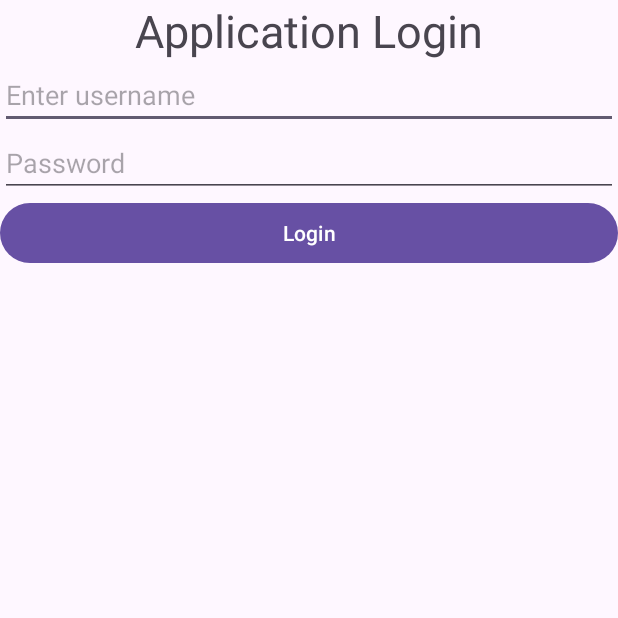
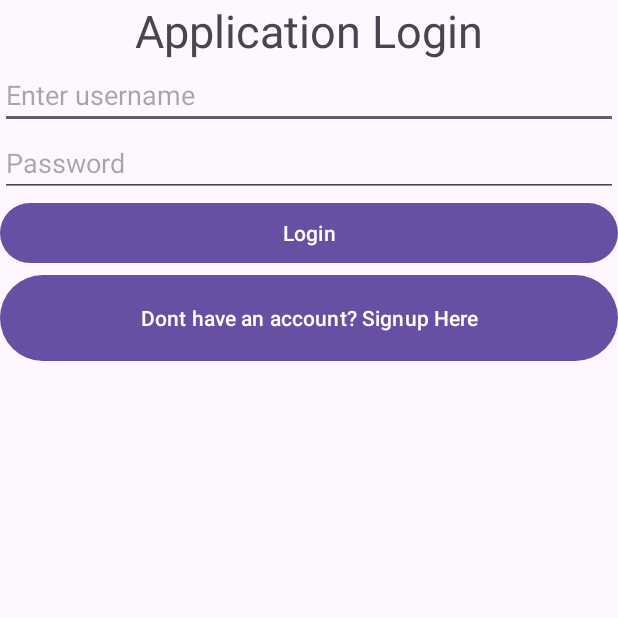
Before and after one commit to sunilbist-nast/BE7thG1App, an Android app: the screen it shows after launch (LoginActivity), on a phone screen of 412 x 824 dp, the top half of it. Run offline under Robolectric (Android 15) with nearby library versions, the phone set to English and light mode, and no system bars.

```diff
--- a/app/src/main/java/np/edu/nast/be7thg1app/LoginActivity.java
+++ b/app/src/main/java/np/edu/nast/be7thg1app/LoginActivity.java
@@ -15,7 +15,7 @@ import androidx.core.view.WindowInsetsCompat;
 
 public class LoginActivity extends AppCompatActivity {
     private EditText etUsername, etPassword;
-    private Button btnLogin;
+    private Button btnLogin, btnSignup;
 
     @Override
     protected void onCreate(Bundle savedInstanceState) {
@@ -25,6 +25,7 @@ public class LoginActivity extends AppCompatActivity {
         etUsername = findViewById(R.id.etUser);
         etPassword = findViewById(R.id.etPass);
         btnLogin = findViewById(R.id.btnLogin);
+        btnSignup = findViewById(R.id.btnsignup);
 
         btnLogin.setOnClickListener(new View.OnClickListener() {
             @Override
@@ -41,5 +42,13 @@ public class LoginActivity extends AppCompatActivity {
             }
         });
 
+        btnSignup.setOnClickListener(new View.OnClickListener() {
+            @Override
+            public void onClick(View view) {
+                Intent intent = new Intent(LoginActivity.this,SignupActivity.class);
+                startActivity(intent);
+            }
+        });
+
     }
 }
--- a/app/src/main/res/layout/activity_login.xml
+++ b/app/src/main/res/layout/activity_login.xml
@@ -34,4 +34,11 @@
         android:text="Login"
         android:id="@+id/btnLogin"/>
 
+    <Button
+        android:layout_width="match_parent"
+        android:layout_height="65dp"
+        android:id="@+id/btnsignup"
+        android:text="Dont have an account? Signup Here" />
+
+
 </LinearLayout>
```
Also changed, not shown: app/src/main/java/np/edu/nast/be7thg1app/SignupActivity.java (+19 -0 lines).
